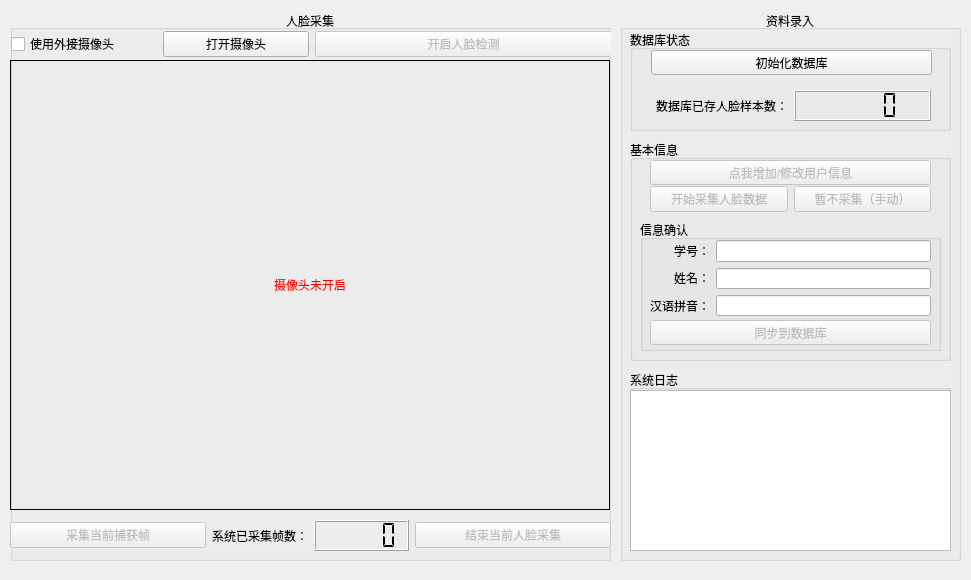
This is ui/DataRecord.ui in winterssy/face_recognition_py as Qt 5 draws it before an edit. The edited form follows.
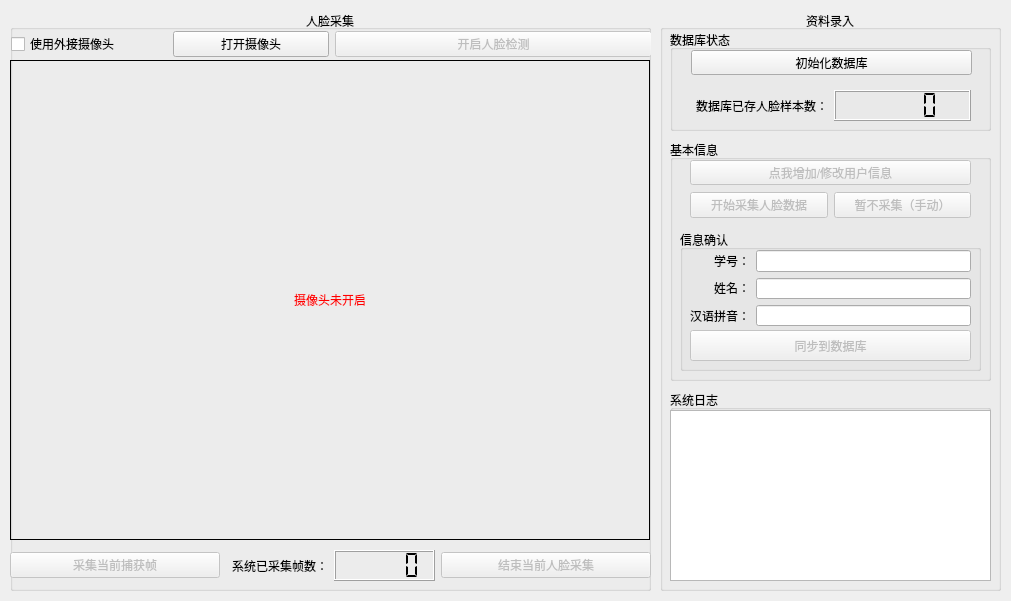
This is the edited form.

```diff
--- a/ui/DataRecord.ui
+++ b/ui/DataRecord.ui
@@ -6,8 +6,8 @@
    <rect>
     <x>0</x>
     <y>0</y>
-    <width>971</width>
-    <height>580</height>
+    <width>1011</width>
+    <height>601</height>
    </rect>
   </property>
   <property name="windowTitle">
@@ -18,8 +18,8 @@
     <rect>
      <x>10</x>
      <y>10</y>
-     <width>601</width>
-     <height>551</height>
+     <width>641</width>
+     <height>581</height>
     </rect>
    </property>
    <property name="title">
@@ -36,8 +36,8 @@
      <rect>
       <x>0</x>
       <y>50</y>
-      <width>600</width>
-      <height>450</height>
+      <width>640</width>
+      <height>480</height>
      </rect>
     </property>
     <property name="frameShape">
@@ -54,8 +54,8 @@
     <property name="geometry">
      <rect>
       <x>0</x>
-      <y>510</y>
-      <width>601</width>
+      <y>540</y>
+      <width>641</width>
       <height>31</height>
      </rect>
     </property>
@@ -108,7 +108,7 @@
      <rect>
       <x>1</x>
       <y>21</y>
-      <width>601</width>
+      <width>641</width>
       <height>27</height>
      </rect>
     </property>
@@ -150,10 +150,10 @@
   <widget class="QGroupBox" name="dataGroupBox">
    <property name="geometry">
     <rect>
-     <x>620</x>
+     <x>660</x>
      <y>10</y>
      <width>341</width>
-     <height>551</height>
+     <height>581</height>
     </rect>
    </property>
    <property name="title">
@@ -168,7 +168,7 @@
       <x>10</x>
       <y>130</y>
       <width>321</width>
-      <height>221</height>
+      <height>241</height>
      </rect>
     </property>
     <property name="title">
@@ -178,9 +178,9 @@
      <property name="geometry">
       <rect>
        <x>10</x>
-       <y>80</y>
+       <y>90</y>
        <width>301</width>
-       <height>131</height>
+       <height>141</height>
       </rect>
      </property>
      <property name="title">
@@ -284,7 +284,7 @@
         <x>10</x>
         <y>100</y>
         <width>281</width>
-        <height>25</height>
+        <height>31</height>
        </rect>
       </property>
       <property name="text">
@@ -318,7 +318,7 @@
      <property name="geometry">
       <rect>
        <x>20</x>
-       <y>44</y>
+       <y>50</y>
        <width>281</width>
        <height>31</height>
       </rect>
@@ -357,9 +357,9 @@
     <property name="geometry">
      <rect>
       <x>10</x>
-      <y>360</y>
+      <y>380</y>
       <width>321</width>
-      <height>181</height>
+      <height>191</height>
      </rect>
     </property>
     <property name="title">
@@ -371,7 +371,7 @@
        <x>0</x>
        <y>20</y>
        <width>321</width>
-       <height>161</height>
+       <height>171</height>
       </rect>
      </property>
     </widget>
```
Left out of the diff: 8 changed lines with no effect on the pictures.
